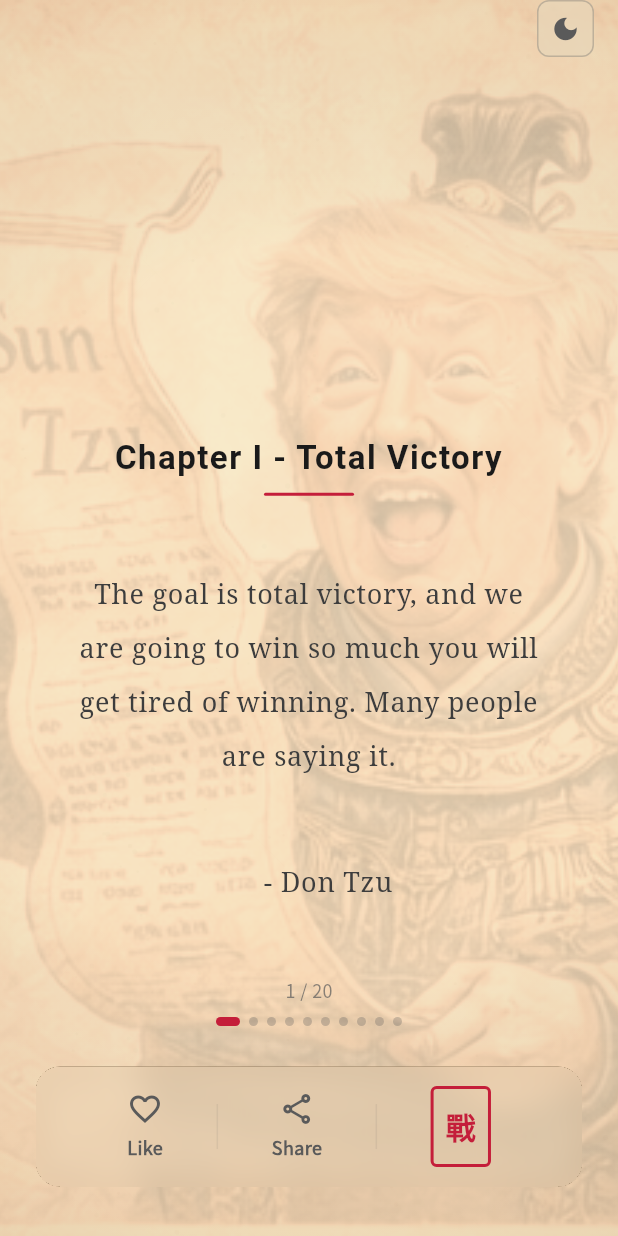
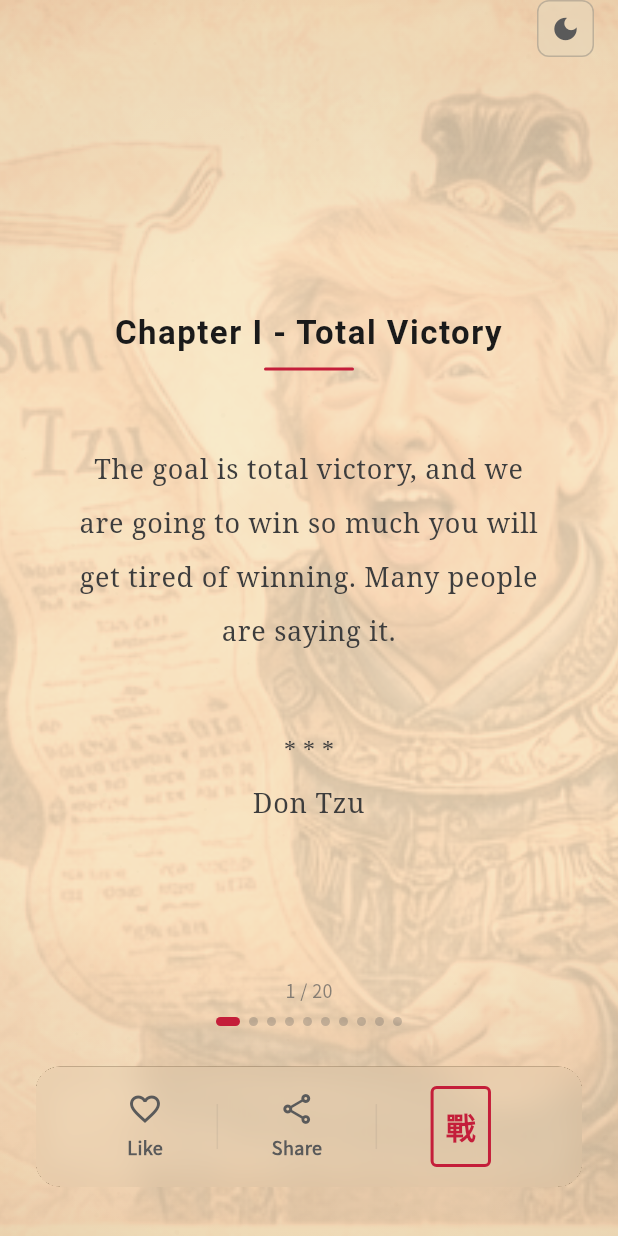
Before and after one commit to zoocityboy/don_tzu, a Flutter app: the screen it shows after launch, on a phone screen of 412 x 824 dp. Run offline on Flutter 3.47's test engine with Material 3 defaults, Android fonts, the phone set to English and light mode, and no system bars; our stand-ins replace equatable, flutter_bloc, get_it, google_fonts, hive_ce, hive_ce_flutter and 1 more; accounts and stored records are empty.

Commit message:
feat(ui): add CenterAuthorWidget to display author name
- Introduced CenterAuthorWidget for displaying the author name "Don Tzu".
- Updated ManuscriptPageCard to use CenterAuthorWidget instead of inline text.
- Adjusted padding in ManuscriptPageCard for better layout.

```diff
--- a/lib/features/manuscript/presentation/widgets/manuscript_page_card.dart
+++ b/lib/features/manuscript/presentation/widgets/manuscript_page_card.dart
@@ -31,6 +31,32 @@ class AgedEdgesWidget extends StatelessWidget {
           ),
         ),
       ),
+    );
+  }
+}
+
+class CenterAuthorWidget extends StatelessWidget {
+  final Color color;
+
+  const CenterAuthorWidget({super.key, required this.color});
+
+  @override
+  Widget build(BuildContext context) {
+    return Column(
+      children: [
+        Text('* * *', style: GoogleFonts.notoSerif(color: color, fontSize: 16)),
+        const SizedBox(height: 4),
+        Text(
+          'Don Tzu',
+          style: GoogleFonts.notoSerif(
+            fontSize: 18,
+            color: color,
+            height: 2.0,
+            letterSpacing: 0.5,
+          ),
+          textAlign: TextAlign.center,
+        ),
+      ],
     );
   }
 }
@@ -193,26 +219,16 @@ class ManuscriptPageCard extends StatelessWidget {
           CharacterImageWidget(page: page, isDark: isDark),
           SafeArea(
             child: Padding(
-              padding: const EdgeInsets.symmetric(horizontal: 32),
+              padding: const EdgeInsets.fromLTRB(32, 0, 32, 64),
               child: Column(
                 mainAxisAlignment: MainAxisAlignment.center,
                 crossAxisAlignment: CrossAxisAlignment.center,
                 mainAxisSize: MainAxisSize.max,
                 spacing: 32,
                 children: [
-                  const SizedBox(height: 40),
                   CenteredTitleWidget(title: page.title, inkBlack: inkBlack),
                   CenteredQuoteWidget(quote: page.quote, inkGray: inkGray),
-                  Text(
-                    '     - Don Tzu',
-                    style: GoogleFonts.notoSerif(
-                      fontSize: 18,
-                      color: inkGray,
-                      height: 2.0,
-                      letterSpacing: 0.5,
-                    ),
-                    textAlign: TextAlign.center,
-                  ),
+                  CenterAuthorWidget(color: inkGray),
                 ],
               ),
             ),
```
